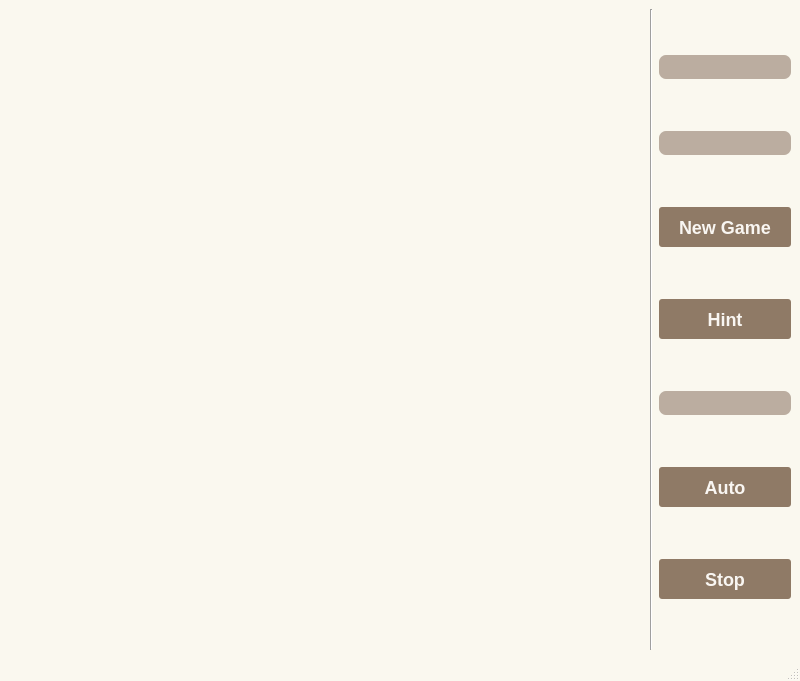
Old version of the form 2048/window2048.ui in the repository w43322/q2048Klotski.
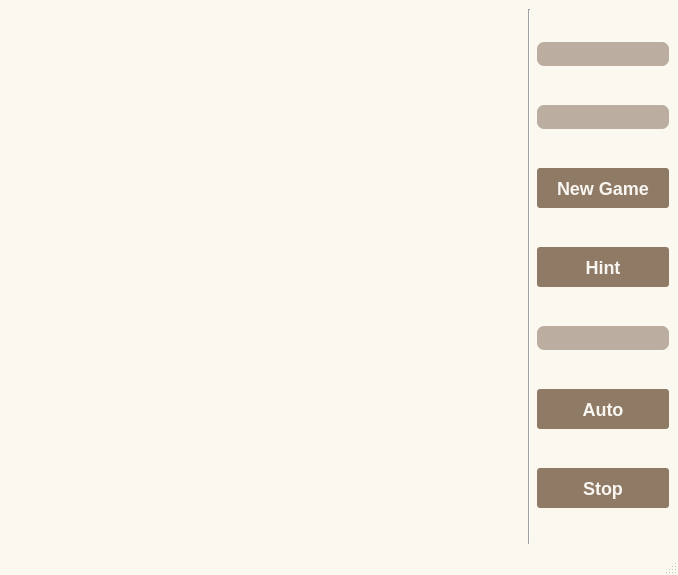
New version of the form.

Commit message: improve UI, enable bigger grids

```diff
--- a/2048/window2048.ui
+++ b/2048/window2048.ui
@@ -6,8 +6,8 @@
    <rect>
     <x>0</x>
     <y>0</y>
-    <width>800</width>
-    <height>681</height>
+    <width>678</width>
+    <height>575</height>
    </rect>
   </property>
   <property name="windowTitle">
@@ -80,8 +80,8 @@
       </property>
       <property name="minimumSize">
        <size>
-        <width>600</width>
-        <height>600</height>
+        <width>500</width>
+        <height>500</height>
        </size>
       </property>
       <layout class="QGridLayout" name="gridLayout">
```
Left out of the diff: 5 changed lines with no effect on the pictures. The commit also changes 2 other files.
